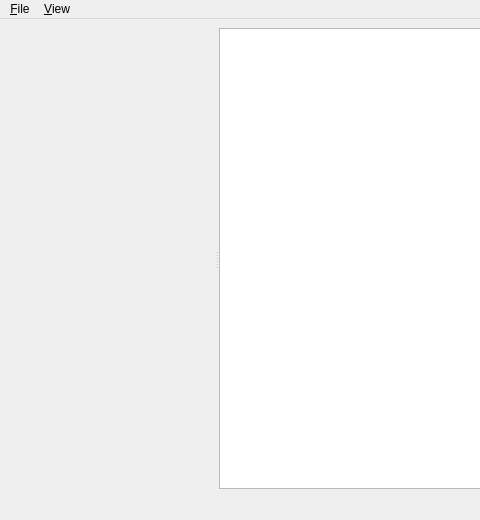
The window that volumina/viewer.ui (ilastik/volumina) describes before a commit, drawn with Qt 5; both pictures show x 0 to 480 and y 0 to 520 of the 838 by 520 pixel window.
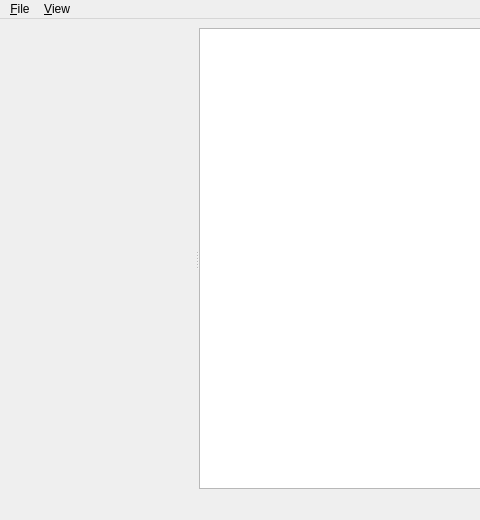
The same window after the commit. Icons and pictures are not drawn. Custom widgets are drawn as their Qt base class.

Commit message: volumina.api.Viewer: put layerwidget into a QVBoxLayout such that it can be easily extended with custom additional widgets

Diff of the .ui file:
```diff
--- a/volumina/viewer.ui
+++ b/volumina/viewer.ui
@@ -14,13 +14,18 @@
    <string>MainWindow</string>
   </property>
   <widget class="QWidget" name="centralwidget">
-   <layout class="QHBoxLayout" name="horizontalLayout">
+   <layout class="QVBoxLayout" name="verticalLayout_3">
     <item>
      <widget class="QSplitter" name="splitter">
       <property name="orientation">
        <enum>Qt::Horizontal</enum>
       </property>
-      <widget class="VolumeEditorWidget" name="viewer"/>
+      <widget class="VolumeEditorWidget" name="viewer" native="true"/>
+      <widget class="QWidget" name="">
+       <layout class="QVBoxLayout" name="rightPaneLayout">
+        <item>
+         <layout class="QHBoxLayout" name="horizontalLayout">
+          <item>
       <widget class="LayerWidget" name="layerWidget">
        <property name="sizePolicy">
         <sizepolicy hsizetype="Preferred" vsizetype="Expanding">
@@ -29,7 +34,6 @@
         </sizepolicy>
        </property>
       </widget>
-     </widget>
     </item>
     <item>
      <layout class="QVBoxLayout" name="verticalLayout">
@@ -106,6 +110,12 @@
        </widget>
       </item>
      </layout>
+          </item>
+         </layout>
+        </item>
+       </layout>
+      </widget>
+     </widget>
     </item>
    </layout>
   </widget>
```
Lines whose indentation alone changed are shown as unchanged.
